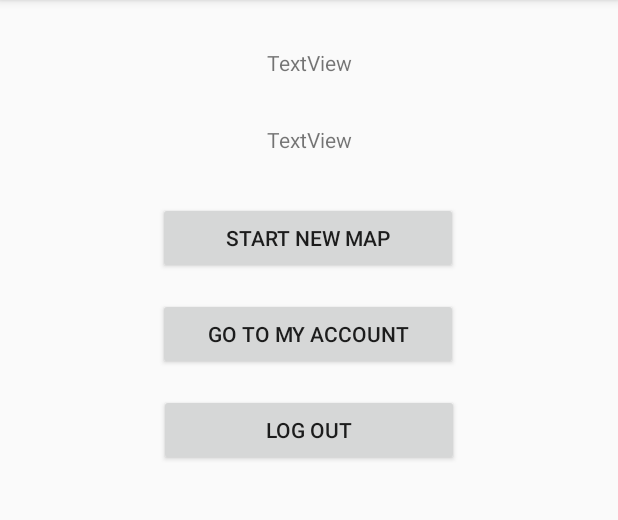
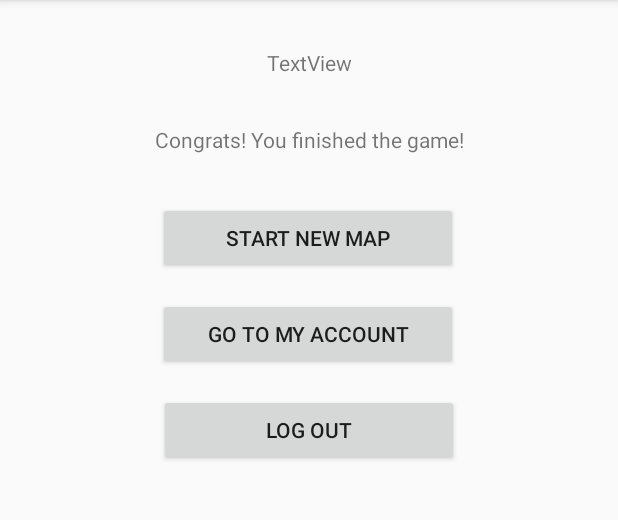
Before and after one commit to Olin44/FiledGameAppAndrodi, an Android app: the EndGameActivity screen opened directly, with no data from a screen before it, on a phone screen of 412 x 824 dp, the part 84-604 px from its top. Run offline under Robolectric (Android 15) with nearby library versions, the phone set to English and light mode, and no system bars; 1 statement that could not run was skipped.

Commit message:
Add all elements to EndGameActivity

```diff
--- a/app/src/main/java/com/example/filedgameapptest/maps/EndGameActivity.java
+++ b/app/src/main/java/com/example/filedgameapptest/maps/EndGameActivity.java
@@ -2,28 +2,82 @@ package com.example.filedgameapptest.maps;
 
 import androidx.appcompat.app.AppCompatActivity;
 
+import android.content.Intent;
 import android.os.Bundle;
+import android.view.View;
 import android.widget.Button;
+import android.widget.TextView;
 
+import com.example.filedgameapptest.MainActivity;
 import com.example.filedgameapptest.R;
+import com.example.filedgameapptest.maps.data.GameDataRepository;
+import com.example.filedgameapptest.users.account.UserAccountActivity;
+import com.example.filedgameapptest.users.login.LoginActivity;
+import com.example.filedgameapptest.users.register.RegisterActivity;
 
-public class EndGameActivity extends AppCompatActivity {
+public class EndGameActivity extends AppCompatActivity implements View.OnClickListener{
 
     private Button btnStartNewMap;
     private Button btnAccount;
     private Button btnLogOut;
 
+    private TextView txtEndMessage;
+    private TextView txtResult;
+
+    private GameDataRepository gameDataRepository = GameDataRepository.getInstance();
+
+
+
     @Override
     protected void onCreate(Bundle savedInstanceState) {
         super.onCreate(savedInstanceState);
         setContentView(R.layout.activity_end_game);
+        initViews();
+        setTextViews();
 
-        initViews();
+        endGame();
+    }
+
+    private void setTextViews() {
+        //TODO: Establish end messages based on the result?
+        txtResult.setText("Congrats! You finished the game!");
+        txtEndMessage.setText(String.format("Points: %s", gameDataRepository.getPoints().toString()));
     }
 
     private void initViews() {
         btnStartNewMap = findViewById(R.id.btnStartNewMap);
         btnAccount = findViewById(R.id.btnAccount);
         btnLogOut = findViewById(R.id.btnLogOut);
+
+        txtEndMessage = findViewById(R.id.txtEndMessage);
+        txtResult = findViewById(R.id.txtResult);
+
+        btnStartNewMap.setOnClickListener(this);
+        btnAccount.setOnClickListener(this);
+        btnLogOut.setOnClickListener(this);
+    }
+
+    @Override
+    public void onClick(View v) {
+        switch (v.getId()) {
+            case R.id.btnLogOut:
+                LogOut();
+                startActivity(new Intent(this, MainActivity.class));
+                break;
+            case R.id.btnAccount:
+                startActivity(new Intent(this, UserAccountActivity.class));
+                break;
+            case R.id.btnStartNewMap:
+                startActivity(new Intent(this, StartMapActivity.class));
+                break;
+        }
+    }
+
+    private void LogOut() {
+        //TODO: Jacek to implement logout and clear data
+    }
+
+    private void endGame(){
+        //TODO Jacek to implement sending data (gameDataRepository) to server and end game
     }
 }
```
